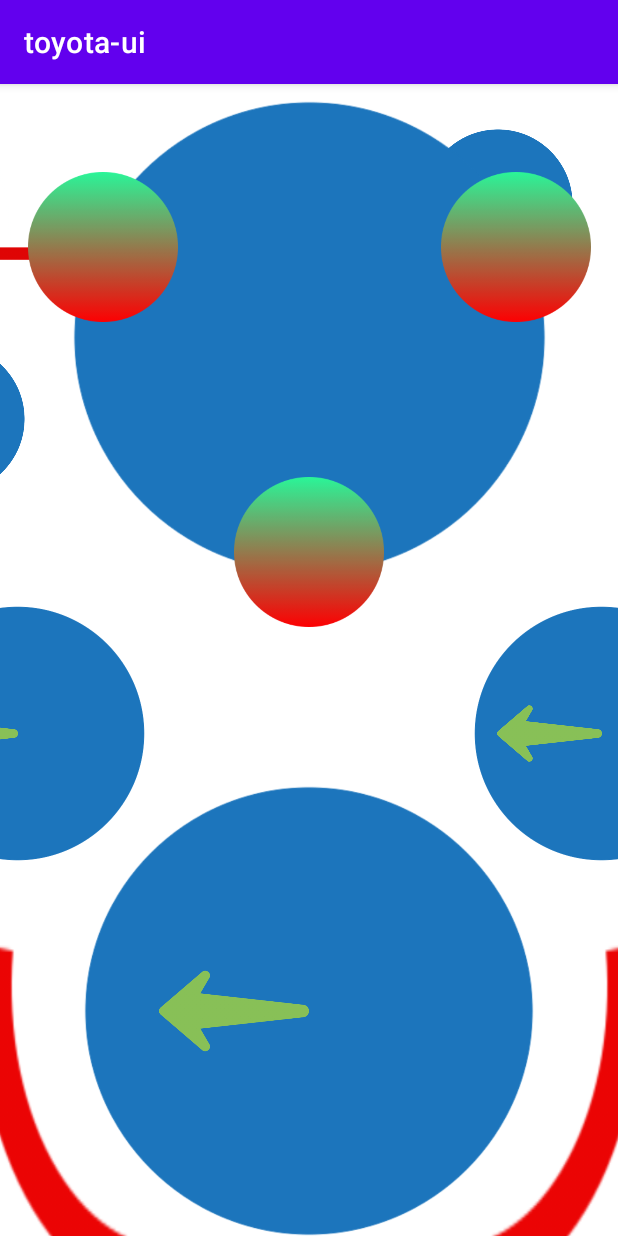
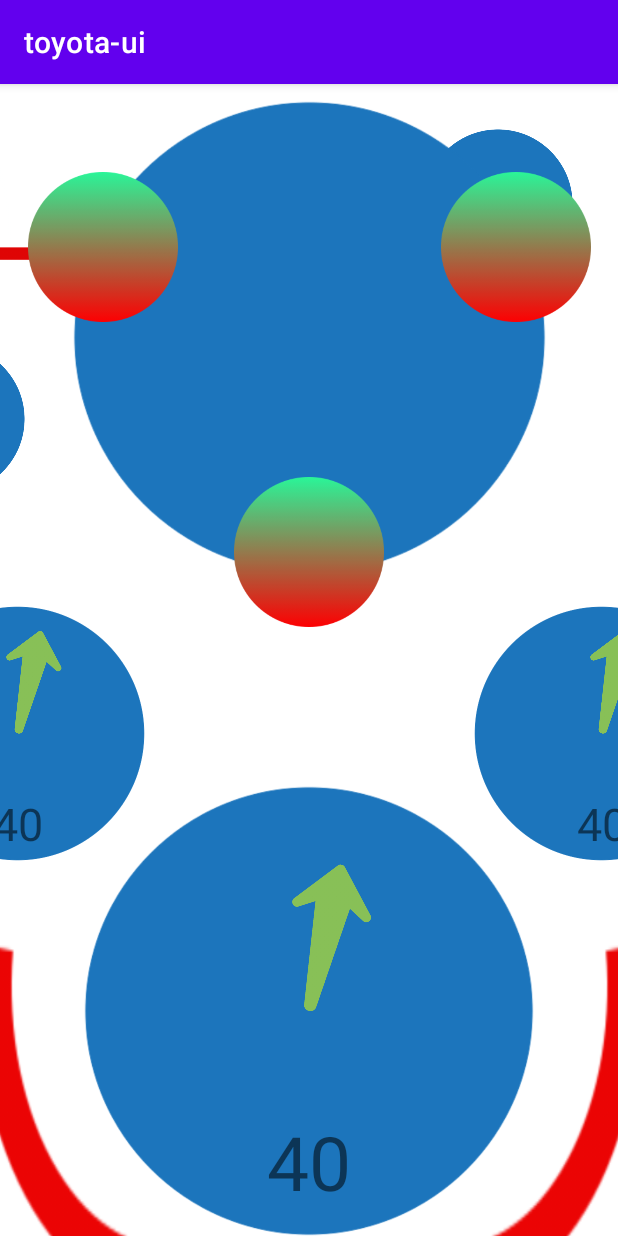
Before and after one commit to Vinaking/android-ship-control-panel, an Android app: the screen it shows after launch (MainActivity), on a phone screen of 412 x 824 dp. Run offline under Robolectric (Android 15) with nearby library versions, the phone set to English and light mode, and no system bars.

Commit message:
clockwise rotation

```diff
--- a/app/src/main/java/com/netsystem/animation_ui/MainActivity.kt
+++ b/app/src/main/java/com/netsystem/animation_ui/MainActivity.kt
@@ -2,38 +2,102 @@ package com.netsystem.animation_ui
 
 import androidx.appcompat.app.AppCompatActivity
 import android.os.Bundle
+import android.os.Handler
 import android.view.animation.Animation
 import android.view.animation.RotateAnimation
 import android.widget.LinearLayout
+import android.widget.TextView
+import java.util.*
 
 class MainActivity : AppCompatActivity() {
+
+    private val maxCount = 100
+    private val targetDegree = 180
+    private val random = Random()
+    private val displayedNumbers = mutableListOf<Int>()
+    private var isAnimationFinished = true
+    private var currentDegree = 0f
+
     override fun onCreate(savedInstanceState: Bundle?) {
         super.onCreate(savedInstanceState)
         setContentView(R.layout.activity_main)
 
-//        findViewById<LinearLayout>(R.id.clockwiseLeft).setBackgroundColor(resources.getColor(R.color.black))
-//        findViewById<LinearLayout>(R.id.clockwiseRight).setBackgroundColor(resources.getColor(R.color.black))
+        val numberTextView = findViewById<TextView>(R.id.numberTextView)
+        val numberLeft = findViewById<TextView>(R.id.numberLeft)
+        val numberRight = findViewById<TextView>(R.id.numberRight)
+        val arrowImageView = findViewById<LinearLayout>(R.id.clockwise)
+        val arrowImageLeft = findViewById<LinearLayout>(R.id.clockwiseLeft)
+        val arrowImageRight = findViewById<LinearLayout>(R.id.clockwiseRight)
 
-        val rotate = RotateAnimation(
-            0F, 180F,
+        val handler = Handler()
+
+        val rotationRunnable = object : Runnable {
+            override fun run() {
+                if (isAnimationFinished) {
+
+                    val randomCount = getRandomNumber()
+                    numberTextView.text = randomCount.toString()
+                    numberLeft.text = randomCount.toString()
+                    numberRight.text = randomCount.toString()
+
+                    val targetDegree = (randomCount / maxCount.toFloat()) * targetDegree
+
+                    val newAnimation = createRotateAnimation(currentDegree, targetDegree)
+                    newAnimation.duration = 1000
+                    newAnimation.fillAfter = true
+                    newAnimation.setAnimationListener(animationListener)
+                    arrowImageView.startAnimation(newAnimation)
+
+                    val newAnimationLeft = createRotateAnimation(currentDegree, targetDegree)
+                    newAnimationLeft.duration = 1000
+                    newAnimationLeft.fillAfter = true
+                    newAnimationLeft.setAnimationListener(animationListener)
+                    arrowImageLeft.startAnimation(newAnimationLeft)
+
+                    val newAnimationRight = createRotateAnimation(currentDegree, targetDegree)
+                    newAnimationRight.duration = 1000
+                    newAnimationRight.fillAfter = true
+                    newAnimationRight.setAnimationListener(animationListener)
+                    arrowImageRight.startAnimation(newAnimationRight)
+
+                    currentDegree = targetDegree
+                }
+
+                handler.postDelayed(this, 500)
+            }
+        }
+
+        handler.post(rotationRunnable)
+    }
+
+    private val animationListener = object : Animation.AnimationListener {
+        override fun onAnimationStart(animation: Animation?) {}
+
+        override fun onAnimationEnd(animation: Animation?) {
+            isAnimationFinished = true
+        }
+
+        override fun onAnimationRepeat(animation: Animation?) {}
+    }
+
+    private fun createRotateAnimation(fromDegree: Float, toDegree: Float): RotateAnimation {
+        return RotateAnimation(
+            fromDegree, toDegree,
             Animation.RELATIVE_TO_SELF, 0.5f,
             Animation.RELATIVE_TO_SELF, 0.5f
         )
+    }
 
-        rotate.duration = 1000
-        rotate.repeatCount = Animation.INFINITE
-        findViewById<LinearLayout>(R.id.clockwiseLeft).animation = rotate
-        findViewById<LinearLayout>(R.id.clockwiseRight).animation = rotate
-
-        val rotate1 = RotateAnimation(
-            0F, 180F,
-            Animation.RELATIVE_TO_SELF, 0.5f,
-            Animation.RELATIVE_TO_SELF, 0.5f
-        )
-
-        rotate1.duration = 1000
-        rotate1.repeatCount = Animation.INFINITE
-        findViewById<LinearLayout>(R.id.clockwise).animation = rotate1
-
+    private fun getRandomNumber(): Int {
+        var randomCount: Int
+        do {
+            randomCount = random.nextInt(101)
+        } while (displayedNumbers.contains(randomCount))
+        displayedNumbers.add(randomCount)
+        if (displayedNumbers.size >= maxCount) {
+            displayedNumbers.clear()
+        }
+        isAnimationFinished = false
+        return randomCount
     }
 }
--- a/app/src/main/res/layout/activity_main.xml
+++ b/app/src/main/res/layout/activity_main.xml
@@ -39,6 +39,18 @@
             android:src="@drawable/ic_arrow_right"/>
     </LinearLayout>
 
+    <TextView
+        android:id="@+id/numberTextView"
+        android:layout_width="wrap_content"
+        android:layout_height="wrap_content"
+        android:text="0"
+        android:textSize="50sp"
+        app:layout_constraintBottom_toBottomOf="@+id/imgControl"
+        app:layout_constraintEnd_toEndOf="@+id/imgControl"
+        app:layout_constraintStart_toStartOf="@+id/imgControl"
+        app:layout_constraintTop_toBottomOf="@+id/clockwise" />
+
+
 
     <ImageView
         android:id="@+id/imgControlLeft"
@@ -65,6 +77,18 @@
             android:src="@drawable/ic_arrow_right" />
     </LinearLayout>
 
+    <TextView
+        android:id="@+id/numberLeft"
+        android:layout_width="wrap_content"
+        android:layout_height="wrap_content"
+        android:text="0"
+        android:textSize="30sp"
+        app:layout_constraintBottom_toBottomOf="@+id/imgControlLeft"
+        app:layout_constraintEnd_toEndOf="@+id/imgControlLeft"
+        app:layout_constraintStart_toStartOf="@+id/imgControlLeft"
+        app:layout_constraintTop_toBottomOf="@+id/clockwiseLeft" />
+
+
     <ImageView
         android:id="@+id/imgControlRight"
         android:layout_width="170dp"
@@ -89,6 +113,18 @@
             android:layout_height="70dp"
             android:src="@drawable/ic_arrow_right"/>
     </LinearLayout>
+
+    <TextView
+        android:id="@+id/numberRight"
+        android:layout_width="wrap_content"
+        android:layout_height="wrap_content"
+        android:text="0"
+        android:textSize="30sp"
+        app:layout_constraintBottom_toBottomOf="@+id/imgControlRight"
+        app:layout_constraintEnd_toEndOf="@+id/imgControlRight"
+        app:layout_constraintStart_toStartOf="@+id/imgControlRight"
+        app:layout_constraintTop_toBottomOf="@+id/clockwiseRight" />
+
 
     <ImageView
         android:layout_width="150dp"
```
